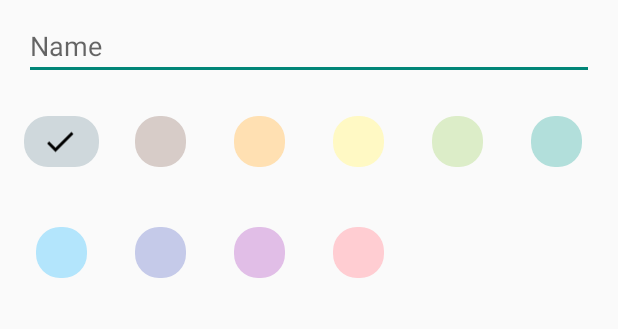
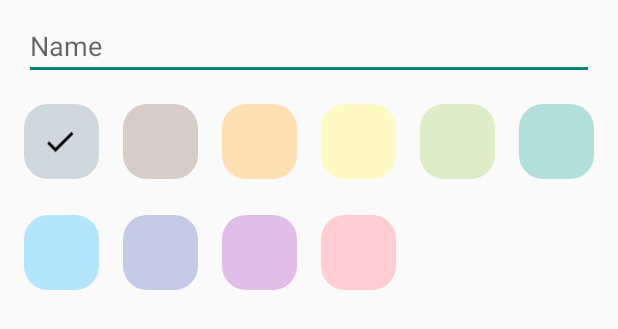
Before and after one commit to chrisc3456/simplenotes, an Android app: the layout fragment_category_update_dialog.xml on its own in the app's theme, with its tools: preview values and no code run, on a phone screen of 412 x 824 dp. Shown: the top 329 px of the screen. Run offline under Robolectric (Android 15) with nearby library versions, the phone set to English and light mode, and no system bars.

Commit message:
Updated minTouchTargetSize on category dialog chips to make sure they're rounded squares even when not selected

```diff
--- a/app/src/main/res/layout/fragment_category_update_dialog.xml
+++ b/app/src/main/res/layout/fragment_category_update_dialog.xml
@@ -46,6 +46,8 @@
                 app:checkedIconVisible="true"
                 app:chipBackgroundColor="@color/categoryGrey"
                 app:chipCornerRadius="16dp"
+                app:chipMinHeight="50dp"
+                app:chipMinTouchTargetSize="0dp"
                 app:chipStartPadding="12dp" />
 
             <com.google.android.material.chip.Chip
@@ -56,6 +58,8 @@
                 app:checkedIconVisible="true"
                 app:chipBackgroundColor="@color/categoryBrown"
                 app:chipCornerRadius="16dp"
+                app:chipMinHeight="50dp"
+                app:chipMinTouchTargetSize="0dp"
                 app:chipStartPadding="12dp" />
 
             <com.google.android.material.chip.Chip
@@ -66,6 +70,8 @@
                 app:checkedIconVisible="true"
                 app:chipBackgroundColor="@color/categoryOrange"
                 app:chipCornerRadius="16dp"
+                app:chipMinHeight="50dp"
+                app:chipMinTouchTargetSize="0dp"
                 app:chipStartPadding="12dp" />
 
             <com.google.android.material.chip.Chip
@@ -76,6 +82,8 @@
                 app:checkedIconVisible="true"
                 app:chipBackgroundColor="@color/categoryYellow"
                 app:chipCornerRadius="16dp"
+                app:chipMinHeight="50dp"
+                app:chipMinTouchTargetSize="0dp"
                 app:chipStartPadding="12dp" />
 
             <com.google.android.material.chip.Chip
@@ -86,6 +94,8 @@
                 app:checkedIconVisible="true"
                 app:chipBackgroundColor="@color/categoryGreen"
                 app:chipCornerRadius="16dp"
+                app:chipMinHeight="50dp"
+                app:chipMinTouchTargetSize="0dp"
                 app:chipStartPadding="12dp" />
 
             <com.google.android.material.chip.Chip
@@ -96,6 +106,8 @@
                 app:checkedIconVisible="true"
                 app:chipBackgroundColor="@color/categoryTeal"
                 app:chipCornerRadius="16dp"
+                app:chipMinHeight="50dp"
+                app:chipMinTouchTargetSize="0dp"
                 app:chipStartPadding="12dp" />
 
             <com.google.android.material.chip.Chip
@@ -106,6 +118,8 @@
                 app:checkedIconVisible="true"
                 app:chipBackgroundColor="@color/categoryBlue"
                 app:chipCornerRadius="16dp"
+                app:chipMinHeight="50dp"
+                app:chipMinTouchTargetSize="0dp"
                 app:chipStartPadding="12dp" />
 
             <com.google.android.material.chip.Chip
@@ -116,6 +130,8 @@
                 app:checkedIconVisible="true"
                 app:chipBackgroundColor="@color/categoryIndigo"
                 app:chipCornerRadius="16dp"
+                app:chipMinHeight="50dp"
+                app:chipMinTouchTargetSize="0dp"
                 app:chipStartPadding="12dp" />
 
             <com.google.android.material.chip.Chip
@@ -126,6 +142,8 @@
                 app:checkedIconVisible="true"
                 app:chipBackgroundColor="@color/categoryPurple"
                 app:chipCornerRadius="16dp"
+                app:chipMinHeight="50dp"
+                app:chipMinTouchTargetSize="0dp"
                 app:chipStartPadding="12dp" />
 
             <com.google.android.material.chip.Chip
@@ -136,6 +154,8 @@
                 app:checkedIconVisible="true"
                 app:chipBackgroundColor="@color/categoryRed"
                 app:chipCornerRadius="16dp"
+                app:chipMinHeight="50dp"
+                app:chipMinTouchTargetSize="0dp"
                 app:chipStartPadding="12dp" />
 
         </com.google.android.material.chip.ChipGroup>
```
